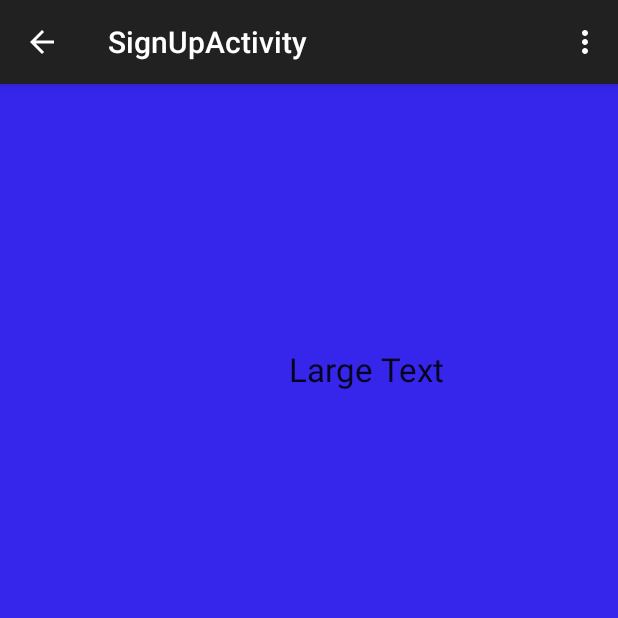
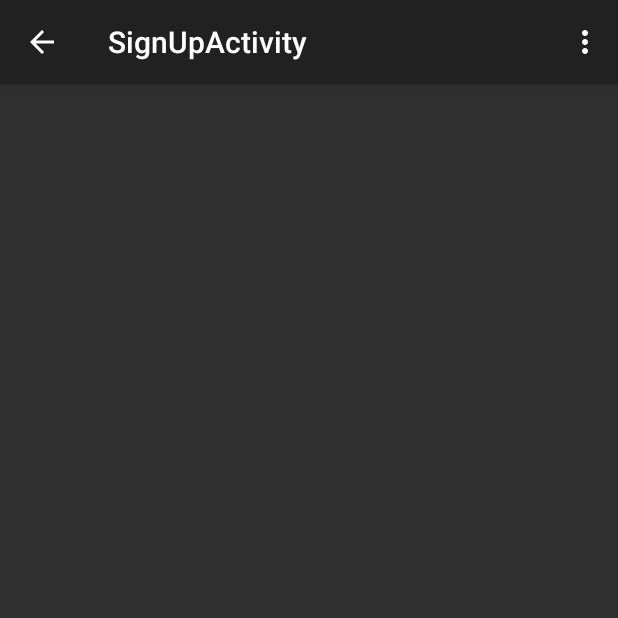
Before and after one commit to eduardoneira/Macho-Drive, an Android app: the SignUpActivity screen opened directly, with no data from a screen before it, on a phone screen of 412 x 824 dp, the top half of it. Run offline under Robolectric (Android 15) with nearby library versions, the phone set to English and light mode, and no system bars.

Commit message:
#13 Log In

```diff
--- a/Cliente/app/src/main/java/taller2/fiuba/cliente/model/Request.java
+++ b/Cliente/app/src/main/java/taller2/fiuba/cliente/model/Request.java
@@ -57,6 +57,7 @@ public class Request {
                 try {
                     URL url = new URL("http://10.0.2.2:8000"+path);
                     HttpURLConnection urlConnection = (HttpURLConnection) url.openConnection();
+                    urlConnection.setDoOutput(true);
                     InputStream is = urlConnection.getErrorStream();
                     if (is != null) {
                         BufferedReader reader = new BufferedReader(new InputStreamReader(is));
@@ -72,6 +73,7 @@ public class Request {
                         if (json.length() > 0) {
                             JSONTokener tokener = new JSONTokener(json);
                             response = new JSONObject(tokener);
+                            response.put("status", "success!");
 
 
                         } else {
--- a/Cliente/app/src/main/res/layout/activity_sign_up.xml
+++ b/Cliente/app/src/main/res/layout/activity_sign_up.xml
@@ -5,18 +5,6 @@
     android:paddingTop="@dimen/activity_vertical_margin"
     android:paddingBottom="@dimen/activity_vertical_margin"
     tools:context="taller2.fiuba.cliente.activity.SignUpActivity"
-    android:background="#3625ea">
+    android:background="#cf000000">
 
-    <TextView
-        android:layout_width="wrap_content"
-        android:layout_height="wrap_content"
-        android:textAppearance="?android:attr/textAppearanceLarge"
-        android:text="Large Text"
-        android:id="@+id/textView"
-        android:layout_alignParentTop="true"
-        android:layout_alignParentRight="true"
-        android:layout_alignParentEnd="true"
-        android:layout_marginRight="99dp"
-        android:layout_marginEnd="99dp"
-        android:layout_marginTop="159dp" />
 </RelativeLayout>
```
Also changed, not shown: Cliente/app/src/main/java/taller2/fiuba/cliente/activity/MainActivity.java (+6 -3 lines).
